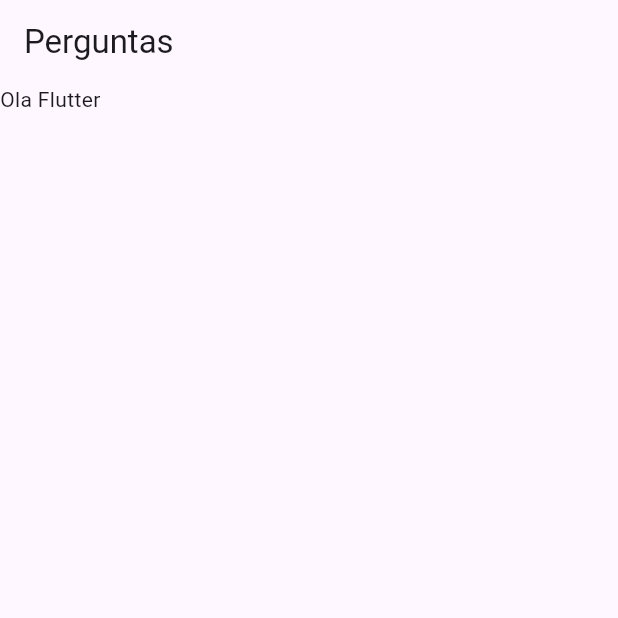
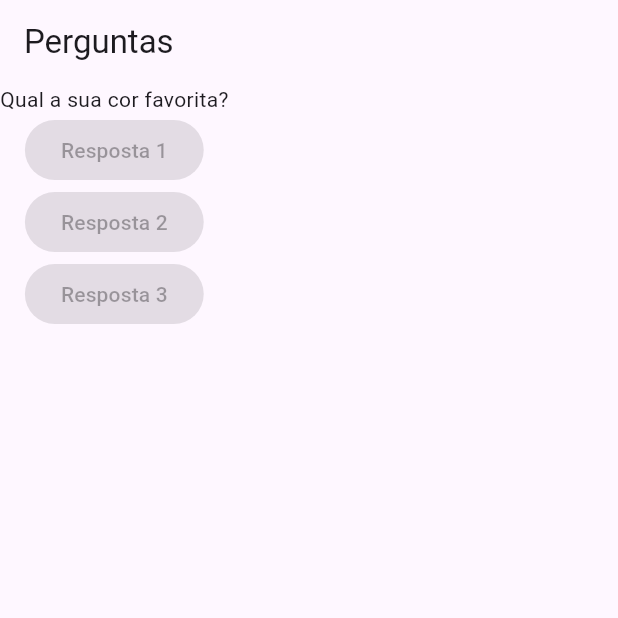
Before and after one commit to DarlanMarangoni/flutter, a Flutter app: the screen it shows after launch, on a phone screen of 412 x 824 dp, the top half of it. Run offline on Flutter 3.47's test engine with Material 3 defaults, Android fonts, the phone set to English and light mode, and no system bars.

Commit message:
S2-A34 - Add column

```diff
--- a/projeto_perguntas/lib/main.dart
+++ b/projeto_perguntas/lib/main.dart
@@ -5,10 +5,21 @@ main() => runApp(PerguntaApp());
 class PerguntaApp extends StatelessWidget {
   @override
   Widget build(BuildContext context) {
+    final List<String> perguntas = [
+      'Qual a sua cor favorita?',
+      'Qual o seu animal favorito?',
+    ];
     return MaterialApp(
       home: Scaffold(
         appBar: AppBar(title: Text('Perguntas')),
-        body: Text('Ola Flutter'),
+        body: Column(
+          children: [
+            Text(perguntas.elementAt(0)),
+            ElevatedButton(onPressed: null, child: Text('Resposta 1')),
+            ElevatedButton(onPressed: null, child: Text('Resposta 2')),
+            ElevatedButton(onPressed: null, child: Text('Resposta 3')),
+          ],
+        ),
       ),
     );
   }
```
